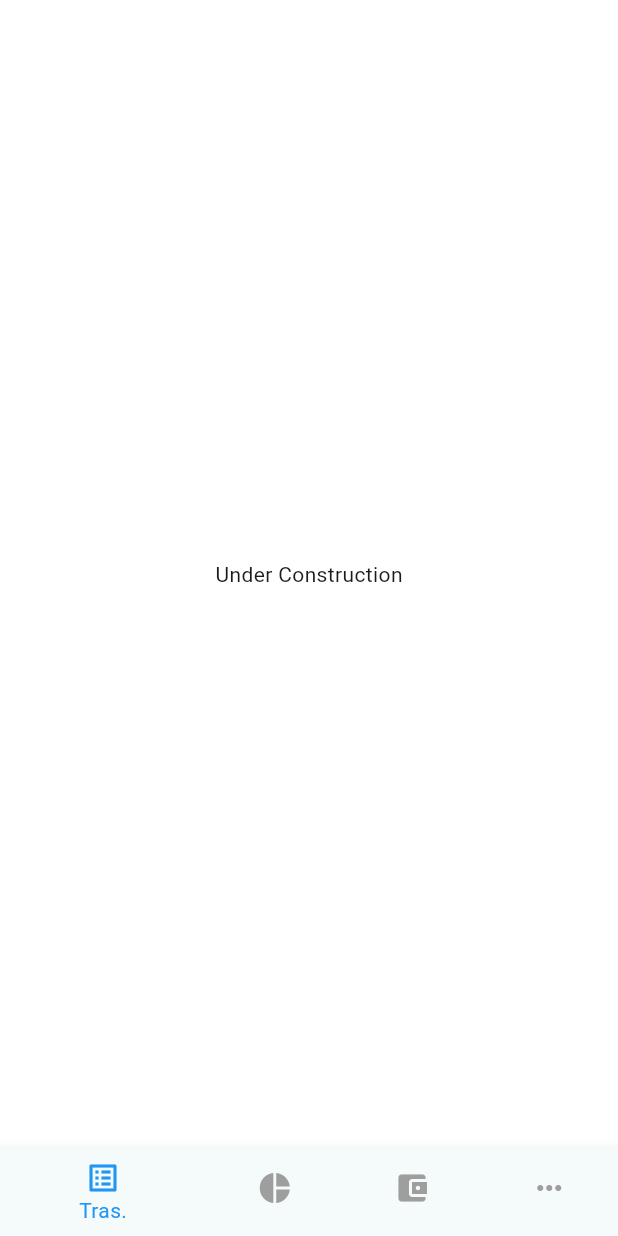
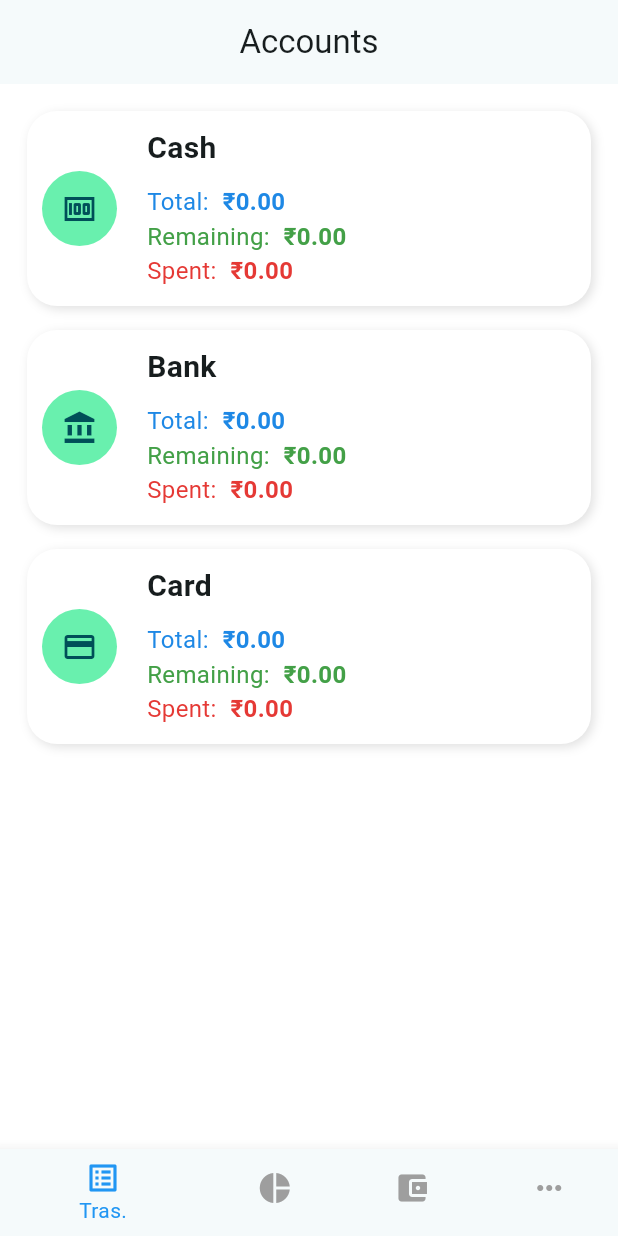
Before and after one commit to Dhruv-M-Sathavara/Money-Manager, a Flutter app: the screen it shows once a user with an empty profile is signed in, swiped to page 3, on a phone screen of 412 x 824 dp. Run offline on Flutter 3.47's test engine with Material 3 defaults, Android fonts, the phone set to English and light mode, and no system bars; our stand-ins replace cloud_firestore, firebase_auth, firebase_core, random_string, syncfusion_flutter_charts; accounts and stored records are empty.

Commit message:
Accounts is corcable

```diff
--- a/lib/main.dart
+++ b/lib/main.dart
@@ -1,7 +1,6 @@
 import 'package:expance_manager/firebase_options.dart';
 import 'package:expance_manager/pages/authenticaton.dart';
 import 'package:expance_manager/pages/bottomnavigation.dart';
-import 'package:expance_manager/pages/home_page.dart';
 import 'package:firebase_auth/firebase_auth.dart';
 import 'package:firebase_core/firebase_core.dart';
 import 'package:flutter/material.dart';
--- a/lib/pages/accountts.dart
+++ b/lib/pages/accountts.dart
@@ -1,3 +1,4 @@
+import 'package:expance_manager/functions/database_conectivity.dart';
 import 'package:flutter/material.dart';
 
 class Accounts extends StatefulWidget {
@@ -8,13 +9,146 @@ class Accounts extends StatefulWidget {
 }
 
 class _AccountsState extends State<Accounts> {
+  Stream? accounts;
+
+  double totalCash = 0, remainingCash = 0, spentCash = 0;
+  double totalBank = 0, remainingBank = 0, spentBank = 0;
+  double totalCard = 0, remainingCard = 0, spentCard = 0;
+
+  @override
+  void initState() {
+    super.initState();
+    money();
+  }
+
+  void money() async {
+    accounts = DBOP().getMoney('transaction');
+
+    accounts!.listen((snapshot) {
+      double cashIncome = 0, cashExpense = 0;
+      double bankIncome = 0, bankExpense = 0;
+      double cardIncome = 0, cardExpense = 0;
+
+      for (var doc in snapshot.docs) {
+        String account = doc['Accounts'] ?? 'others';
+        double money = double.tryParse(doc['Amount'] ?? '0') ?? 0;
+        String type = doc['Type'] ?? '';
+
+        if (account == 'Cash') {
+          if (type == 'Income') {
+            cashIncome += money;
+          } else if (type == 'Expense') {
+            cashExpense += money;
+          }
+        } else if (account == 'Bank') {
+          if (type == 'Income') {
+            bankIncome += money;
+          } else if (type == 'Expense') {
+            bankExpense += money;
+          }
+        } else if (account == 'Card') {
+          if (type == 'Income') {
+            cardIncome += money;
+          } else if (type == 'Expense') {
+            cardExpense += money;
+          }
+        }
+      }
+
+      setState(() {
+        totalCash = cashIncome;
+
+        remainingCash = cashIncome - cashExpense;
+
+        spentCash = cashExpense;
+
+        totalBank = bankIncome;
+        remainingBank = bankIncome - bankExpense;
+        spentBank = bankExpense;
+
+        totalCard = cardIncome;
+        remainingCard = cardIncome - cardExpense;
+        spentCard = cardExpense;
+      });
+    });
+  }
+
+  Widget OpAccounts() {
+    return StreamBuilder(
+        stream: accounts,
+        builder: (context, AsyncSnapshot snapshot) {
+          if (!snapshot.hasData) {
+            return Center(child: CircularProgressIndicator());
+          }
+
+          return Column(
+            children: [
+              accountCard("Cash", Icons.money, totalCash, remainingCash, spentCash),
+              accountCard("Bank", Icons.account_balance, totalBank, remainingBank, spentBank),
+              accountCard("Card", Icons.credit_card, totalCard, remainingCard, spentCard),
+            ],
+          );
+        }); }
+
+  Widget accountCard(String title, IconData icon, double total, double remaining, double spent) {
+    return Padding(
+      padding: const EdgeInsets.all(8),
+      child: Container(
+        height: 130,
+        width: double.infinity,
+        padding: EdgeInsets.all(10),
+        decoration: BoxDecoration(
+          color: Colors.white,
+          borderRadius: BorderRadius.circular(20),
+          boxShadow: [
+            BoxShadow(
+              color: Colors.grey.shade300,
+              blurRadius: 5,
+              offset: Offset(2, 2),
+            ),
+          ],  ),
+        child: Row(
+          crossAxisAlignment: CrossAxisAlignment.center,
+          children: [
+            CircleAvatar(
+              radius: 25,
+              backgroundColor: Colors.greenAccent.shade200,
+              child: Icon(icon),
+            ),
+            SizedBox(width: 20),
+            Column(
+              crossAxisAlignment: CrossAxisAlignment.start,
+              children: [
+                Text(title, style: TextStyle(fontSize: 20, fontWeight: FontWeight.bold)),
+                SizedBox(height: 10),
+                labels("Total: ", total, Colors.blue.shade600),
+                labels("Remaining: ", remaining, Colors.green.shade600),
+                labels("Spent: ", spent, Colors.red.shade600),
+              ],
+            ),
+          ],
+        ),),
+    ); }
+
+  Widget labels(String label, double amount, Color color) {
+    return Row(
+      mainAxisAlignment: MainAxisAlignment.spaceBetween,
+      children: [
+        Text(label, style: TextStyle(color: color, fontSize: 16)),
+        SizedBox(width: 5),
+        Text("₹${amount.toStringAsFixed(2)}",
+            style: TextStyle(color: color, fontSize: 16, fontWeight: FontWeight.bold)),
+      ],
+    );
+  }
+
   @override
   Widget build(BuildContext context) {
     return Scaffold(
-      body:Center(
-        child: Container(
-          child: Text("Under Construction"),
-        ),
+      appBar: AppBar(title: Text("Accounts"), centerTitle: true),
+      body: Padding(
+        padding: const EdgeInsets.all(10.0),
+        child: OpAccounts(),
       ),
     );
   }
--- a/lib/pages/bottomnavigation.dart
+++ b/lib/pages/bottomnavigation.dart
@@ -37,7 +37,7 @@ void onTap (int index){
       bottomNavigationBar: BottomNavigationBar(items: const <BottomNavigationBarItem>[
         BottomNavigationBarItem(icon: Icon(Icons.list_alt),label: "Tras."),
         BottomNavigationBarItem(icon: Icon(Icons.pie_chart),label: "Analysis"),
-        BottomNavigationBarItem(icon: Icon(Icons.account_balance_wallet),label: "Badget"),
+        BottomNavigationBarItem(icon: Icon(Icons.account_balance_wallet),label: "Accounts"),
         BottomNavigationBarItem(icon: Icon(Icons.more_horiz),label: "More")
 
       ],currentIndex: selectedIndex,
```
